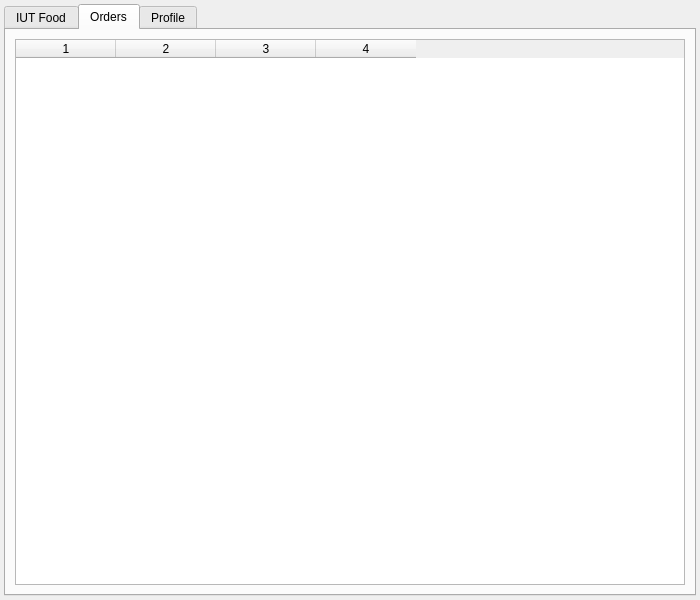
Above: customer.ui from ASHKAN3230/iut-food before the change. Below: the same form after it.
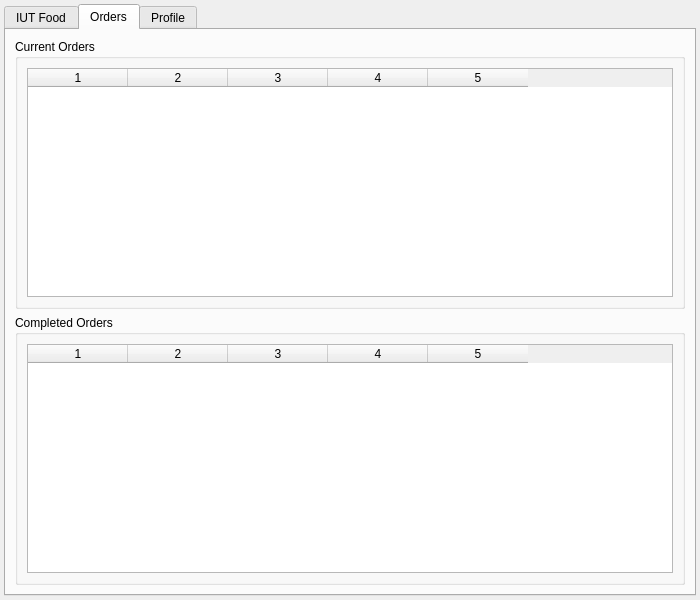
That is the form after the change. The open tabs and pages were chosen to show the change.

Commit message: update order tab

Diff of the .ui file:
```diff
--- a/customer.ui
+++ b/customer.ui
@@ -99,9 +99,15 @@
       </attribute>
       <layout class="QVBoxLayout" name="ordersTabLayout">
        <item>
-        <widget class="QTableWidget" name="ordersTableWidget">
+        <widget class="QGroupBox" name="currentOrdersGroupBox">
+         <property name="title">
+          <string>Current Orders</string>
+         </property>
+         <layout class="QVBoxLayout" name="currentOrdersLayout">
+          <item>
+           <widget class="QTableWidget" name="currentOrdersTableWidget">
          <property name="columnCount">
-          <number>4</number>
+             <number>5</number>
          </property>
          <property name="horizontalHeaderLabels" stdset="0">
           <stringlist>
@@ -115,6 +121,40 @@
          <column/>
          <column/>
          <column/>
+            <column/>
+           </widget>
+          </item>
+         </layout>
+        </widget>
+       </item>
+       <item>
+        <widget class="QGroupBox" name="completedOrdersGroupBox">
+         <property name="title">
+          <string>Completed Orders</string>
+         </property>
+         <layout class="QVBoxLayout" name="completedOrdersLayout">
+          <item>
+           <widget class="QTableWidget" name="completedOrdersTableWidget">
+            <property name="columnCount">
+             <number>5</number>
+            </property>
+            <property name="horizontalHeaderLabels" stdset="0">
+             <stringlist>
+              <string>ID</string>
+              <string>Date</string>
+              <string>Status</string>
+              <string>Total</string>
+              <string>Details</string>
+             </stringlist>
+            </property>
+            <column/>
+            <column/>
+            <column/>
+            <column/>
+            <column/>
+           </widget>
+          </item>
+         </layout>
         </widget>
        </item>
       </layout>
```
Left out of the diff: 9 changed lines with no effect on the pictures. Lines whose indentation alone changed are shown as unchanged. The commit also changes 2 other files.
